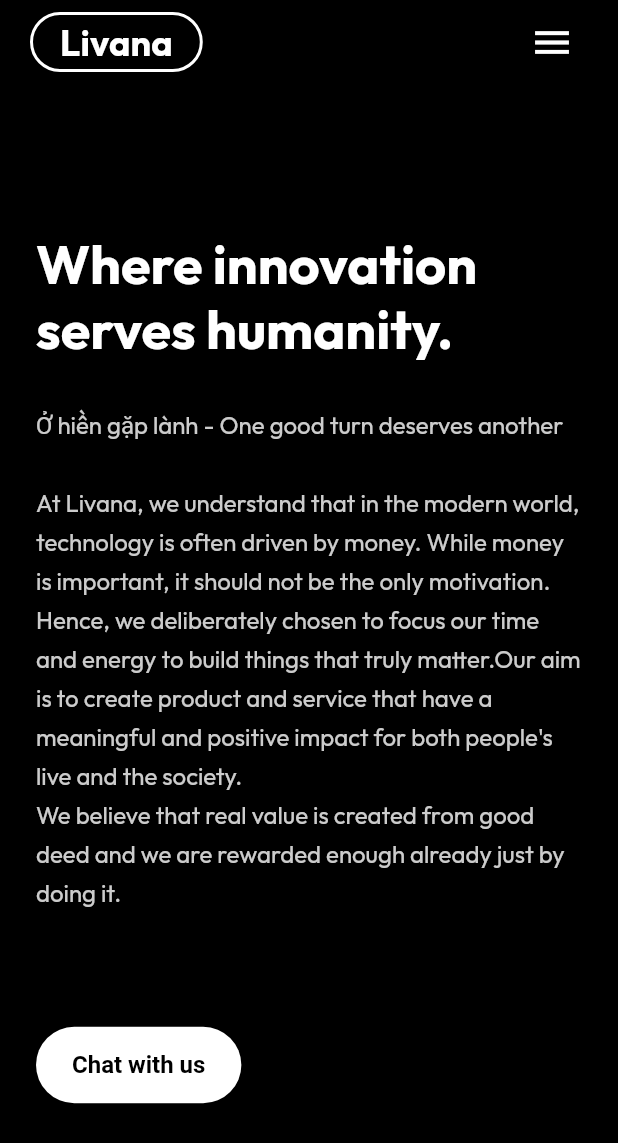
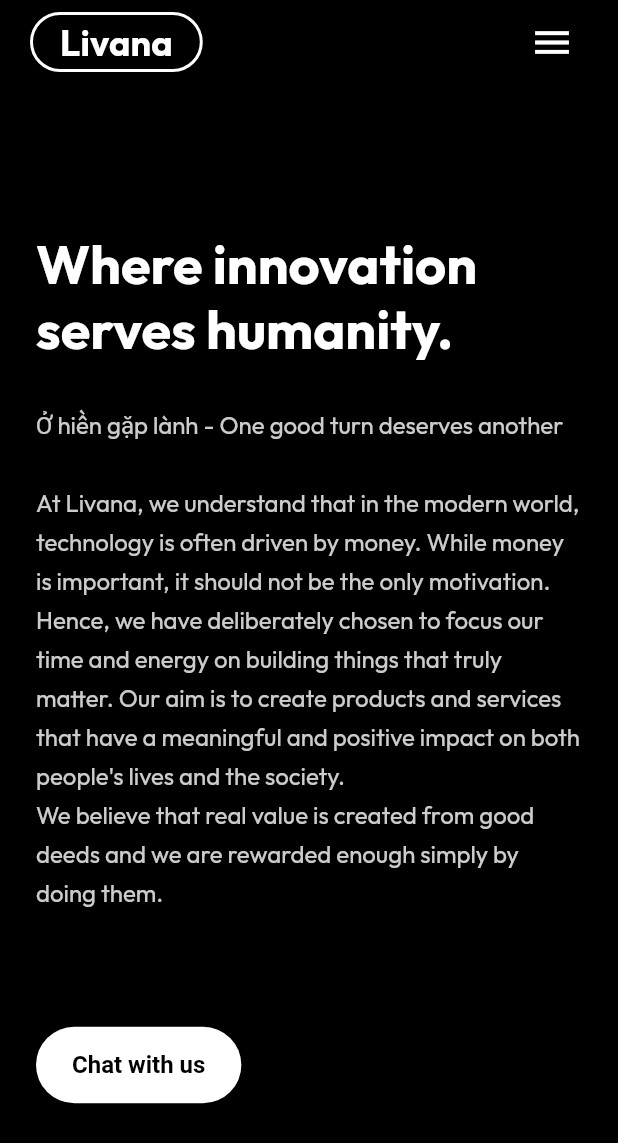
Before and after one commit to nhuquan/livana-home, a Flutter app: the screen it shows after launch, on a phone screen of 412 x 824 dp. Shown: the top 1143 px of the screen. Run offline on Flutter 3.47's test engine with Material 3 defaults, Android fonts, the phone set to English and light mode, and no system bars; our stand-ins replace google_fonts, supabase_flutter; accounts and stored records are empty.

Commit message:
fix typo

```diff
--- a/lib/screen/home_screen.dart
+++ b/lib/screen/home_screen.dart
@@ -25,10 +25,10 @@ class HomeScreen extends StatelessWidget {
             'Ở hiền gặp lành - One good turn deserves another\n\n'
             'At Livana, we understand that in the modern world, technology is often driven by money. '
             'While money is important, it should not be the only motivation.\n'
-            'Hence, we deliberately chosen to focus our time and energy to build things that truly matter.'
-            'Our aim is to create product and service that have a meaningful and '
-            'positive impact for both people\'s live and the society.\n'
-            'We believe that real value is created from good deed and we are rewarded enough already just by doing it.\n',
+            'Hence, we have deliberately chosen to focus our time and energy on building things that truly matter. '
+            'Our aim is to create products and services that have a meaningful and '
+            'positive impact on both people\'s lives and the society.\n'
+            'We believe that real value is created from good deeds and we are rewarded enough simply by doing them.\n',
             style: textTheme.titleLarge?.copyWith(
               fontSize: isSmallScreen ? 16 : 18,
               height: 1.6,
--- a/lib/screen/product_screen.dart
+++ b/lib/screen/product_screen.dart
@@ -36,7 +36,7 @@ class OurWorkScreen extends StatelessWidget {
       {
         'title': 'Mai',
         'imagePath': 'assets/images/mai.png',
-        'url': 'https://livana.dev/#/product',
+        'url': 'https://mai.livana.dev/',
       },
     ];
 
```
Also changed, not shown: 15 other files.
